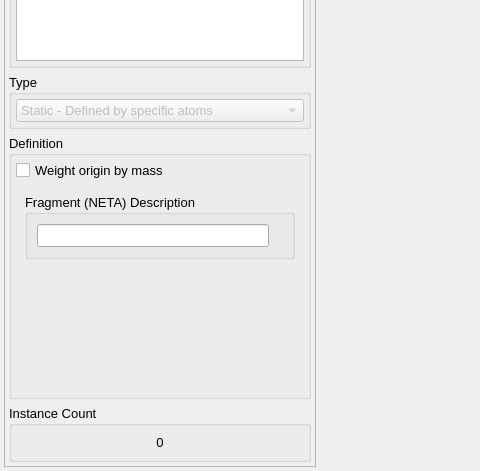
First picture: the form in src/gui/speciesTab.ui, repository disorderedmaterials/dissolve, before the edit; both pictures show x 0 to 480 and y 498 to 969 of the 1087 by 969 pixel window.
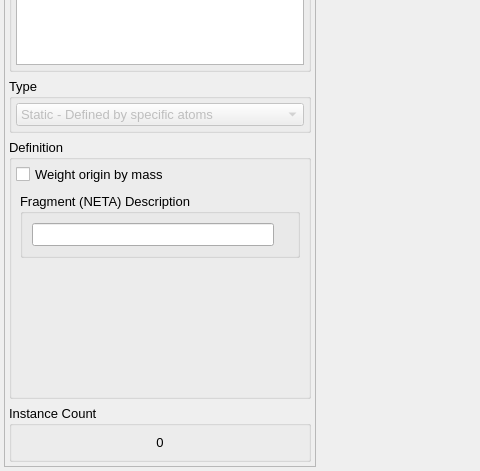
Second picture: the form after the edit. The open tabs and pages were chosen to show the change. Icons and pictures are not drawn. Custom widgets are drawn as their Qt base class.

Commit message: Fix margins on fragment site group.

Patch:
```diff
--- a/src/gui/speciesTab.ui
+++ b/src/gui/speciesTab.ui
@@ -1050,6 +1050,21 @@
                 </widget>
                 <widget class="QWidget" name="FragmentSiteDefinitionPage">
                  <layout class="QVBoxLayout" name="verticalLayout_18">
+                  <property name="spacing">
+                   <number>4</number>
+                  </property>
+                  <property name="leftMargin">
+                   <number>4</number>
+                  </property>
+                  <property name="topMargin">
+                   <number>4</number>
+                  </property>
+                  <property name="rightMargin">
+                   <number>4</number>
+                  </property>
+                  <property name="bottomMargin">
+                   <number>4</number>
+                  </property>
                   <item>
                    <widget class="QGroupBox" name="FragmentNETAGroup">
                     <property name="sizePolicy">
```
